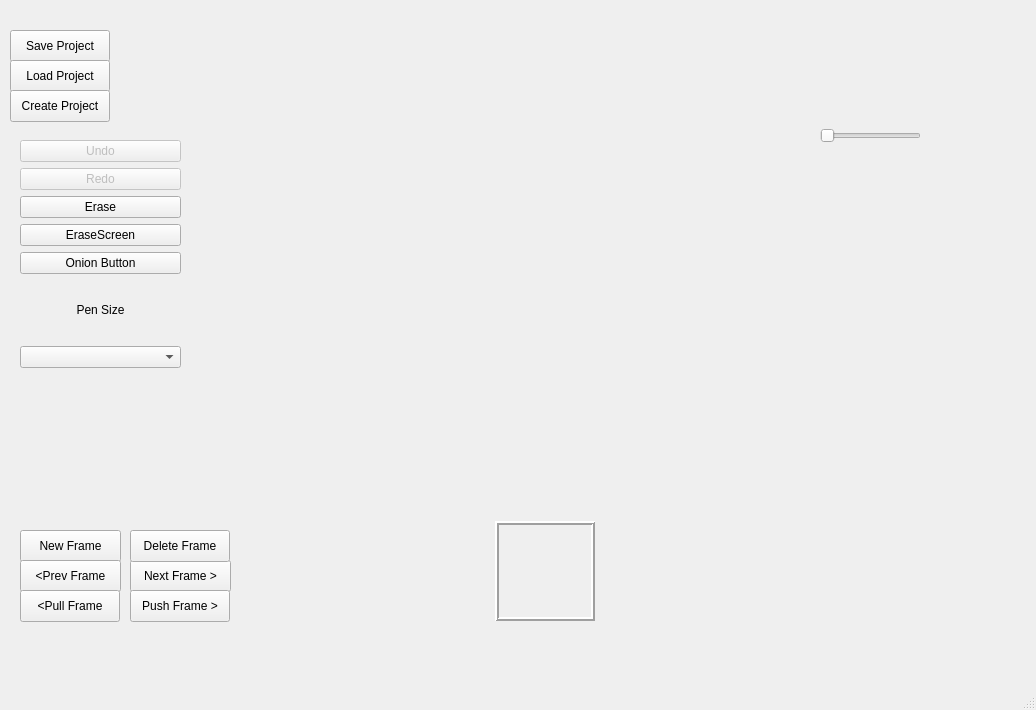
NCChacki/CS3505-Software2-SpriteEditor, file Foorge/mainwindow.ui: the form before one commit.
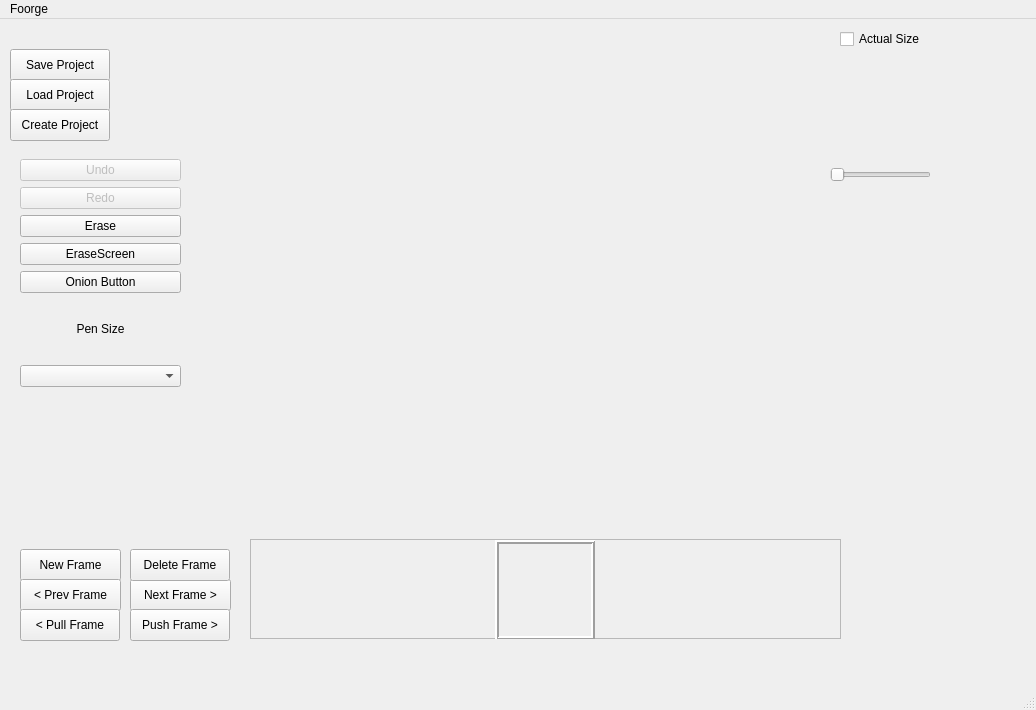
The form after the commit. Custom widgets are drawn as their Qt base class.

Commit message: implemented an "actual size" checkbox

What changed in the file:
```diff
--- a/Foorge/mainwindow.ui
+++ b/Foorge/mainwindow.ui
@@ -275,8 +275,8 @@
    <widget class="QLabel" name="previewLabel">
     <property name="geometry">
      <rect>
-      <x>820</x>
-      <y>20</y>
+      <x>830</x>
+      <y>30</y>
       <width>100</width>
       <height>100</height>
      </rect>
@@ -321,161 +321,14 @@
      </rect>
     </property>
     <property name="text">
-     <string>&lt;Prev Frame</string>
+     <string>&lt; Prev Frame</string>
     </property>
    </widget>
-   <widget class="QWidget" name="horizontalLayoutWidget">
-    <property name="geometry">
-     <rect>
-      <x>250</x>
-      <y>520</y>
-      <width>591</width>
-      <height>102</height>
-     </rect>
-    </property>
-    <layout class="QHBoxLayout" name="horizontalLayout">
-     <property name="spacing">
-      <number>0</number>
-     </property>
-     <item>
-      <widget class="QLabel" name="frameLabel1">
-       <property name="minimumSize">
-        <size>
-         <width>100</width>
-         <height>100</height>
-        </size>
-       </property>
-       <property name="maximumSize">
-        <size>
-         <width>100</width>
-         <height>100</height>
-        </size>
-       </property>
-       <property name="text">
-        <string/>
-       </property>
-      </widget>
-     </item>
-     <item>
-      <widget class="QLabel" name="frameLabel2">
-       <property name="minimumSize">
-        <size>
-         <width>100</width>
-         <height>100</height>
-        </size>
-       </property>
-       <property name="maximumSize">
-        <size>
-         <width>100</width>
-         <height>100</height>
-        </size>
-       </property>
-       <property name="text">
-        <string/>
-       </property>
-      </widget>
-     </item>
-     <item>
-      <widget class="QFrame" name="frame_2">
-       <property name="enabled">
-        <bool>true</bool>
-       </property>
-       <property name="minimumSize">
-        <size>
-         <width>100</width>
-         <height>100</height>
-        </size>
-       </property>
-       <property name="maximumSize">
-        <size>
-         <width>100</width>
-         <height>100</height>
-        </size>
-       </property>
-       <property name="frameShape">
-        <enum>QFrame::Box</enum>
-       </property>
-       <property name="frameShadow">
-        <enum>QFrame::Raised</enum>
-       </property>
-       <property name="lineWidth">
-        <number>2</number>
-       </property>
-       <widget class="QLabel" name="frameLabel3">
-        <property name="enabled">
-         <bool>true</bool>
-        </property>
-        <property name="geometry">
-         <rect>
-          <x>0</x>
-          <y>0</y>
-          <width>100</width>
-          <height>100</height>
-         </rect>
-        </property>
-        <property name="minimumSize">
-         <size>
-          <width>100</width>
-          <height>100</height>
-         </size>
-        </property>
-        <property name="maximumSize">
-         <size>
-          <width>100</width>
-          <height>100</height>
-         </size>
-        </property>
-        <property name="text">
-         <string/>
-        </property>
-       </widget>
-      </widget>
-     </item>
-     <item>
-      <widget class="QLabel" name="frameLabel4">
-       <property name="minimumSize">
-        <size>
-         <width>100</width>
-         <height>100</height>
-        </size>
-       </property>
-       <property name="maximumSize">
-        <size>
-         <width>100</width>
-         <height>100</height>
-        </size>
-       </property>
-       <property name="text">
-        <string/>
-       </property>
-      </widget>
-     </item>
-     <item>
-      <widget class="QLabel" name="frameLabel5">
-       <property name="minimumSize">
-        <size>
-         <width>100</width>
-         <height>100</height>
-        </size>
-       </property>
-       <property name="maximumSize">
-        <size>
-         <width>100</width>
-         <height>100</height>
-        </size>
-       </property>
-       <property name="text">
-        <string/>
-       </property>
-      </widget>
-     </item>
-    </layout>
-   </widget>
    <widget class="QSlider" name="frameRateSlider">
     <property name="geometry">
      <rect>
-      <x>820</x>
-      <y>120</y>
+      <x>830</x>
+      <y>140</y>
       <width>101</width>
       <height>31</height>
      </rect>
@@ -546,7 +399,7 @@
      </rect>
     </property>
     <property name="text">
-     <string>&lt;Pull Frame</string>
+     <string>&lt; Pull Frame</string>
     </property>
    </widget>
    <widget class="QWidget" name="verticalLayoutWidget_2">
@@ -618,6 +471,185 @@
      </item>
     </layout>
    </widget>
+   <widget class="QFrame" name="selectorFrame">
+    <property name="geometry">
+     <rect>
+      <x>250</x>
+      <y>520</y>
+      <width>591</width>
+      <height>100</height>
+     </rect>
+    </property>
+    <property name="frameShape">
+     <enum>QFrame::StyledPanel</enum>
+    </property>
+    <property name="frameShadow">
+     <enum>QFrame::Raised</enum>
+    </property>
+    <property name="lineWidth">
+     <number>1</number>
+    </property>
+    <widget class="QWidget" name="horizontalLayoutWidget">
+     <property name="geometry">
+      <rect>
+       <x>0</x>
+       <y>0</y>
+       <width>591</width>
+       <height>102</height>
+      </rect>
+     </property>
+     <layout class="QHBoxLayout" name="horizontalLayout">
+      <property name="spacing">
+       <number>0</number>
+      </property>
+      <item>
+       <widget class="QLabel" name="frameLabel1">
+        <property name="minimumSize">
+         <size>
+          <width>100</width>
+          <height>100</height>
+         </size>
+        </property>
+        <property name="maximumSize">
+         <size>
+          <width>100</width>
+          <height>100</height>
+         </size>
+        </property>
+        <property name="text">
+         <string/>
+        </property>
+       </widget>
+      </item>
+      <item>
+       <widget class="QLabel" name="frameLabel2">
+        <property name="minimumSize">
+         <size>
+          <width>100</width>
+          <height>100</height>
+         </size>
+        </property>
+        <property name="maximumSize">
+         <size>
+          <width>100</width>
+          <height>100</height>
+         </size>
+        </property>
+        <property name="text">
+         <string/>
+        </property>
+       </widget>
+      </item>
+      <item>
+       <widget class="QFrame" name="frame_2">
+        <property name="enabled">
+         <bool>true</bool>
+        </property>
+        <property name="minimumSize">
+         <size>
+          <width>100</width>
+          <height>100</height>
+         </size>
+        </property>
+        <property name="maximumSize">
+         <size>
+          <width>100</width>
+          <height>100</height>
+         </size>
+        </property>
+        <property name="frameShape">
+         <enum>QFrame::Box</enum>
+        </property>
+        <property name="frameShadow">
+         <enum>QFrame::Raised</enum>
+        </property>
+        <property name="lineWidth">
+         <number>2</number>
+        </property>
+        <widget class="QLabel" name="frameLabel3">
+         <property name="enabled">
+          <bool>true</bool>
+         </property>
+         <property name="geometry">
+          <rect>
+           <x>0</x>
+           <y>0</y>
+           <width>100</width>
+           <height>100</height>
+          </rect>
+         </property>
+         <property name="minimumSize">
+          <size>
+           <width>100</width>
+           <height>100</height>
+          </size>
+         </property>
+         <property name="maximumSize">
+          <size>
+           <width>100</width>
+           <height>100</height>
+          </size>
+         </property>
+         <property name="text">
+          <string/>
+         </property>
+        </widget>
+       </widget>
+      </item>
+      <item>
+       <widget class="QLabel" name="frameLabel4">
+        <property name="minimumSize">
+         <size>
+          <width>100</width>
+          <height>100</height>
+         </size>
+        </property>
+        <property name="maximumSize">
+         <size>
+          <width>100</width>
+          <height>100</height>
+         </size>
+        </property>
+        <property name="text">
+         <string/>
+        </property>
+       </widget>
+      </item>
+      <item>
+       <widget class="QLabel" name="frameLabel5">
+        <property name="minimumSize">
+         <size>
+          <width>100</width>
+          <height>100</height>
+         </size>
+        </property>
+        <property name="maximumSize">
+         <size>
+          <width>100</width>
+          <height>100</height>
+         </size>
+        </property>
+        <property name="text">
+         <string/>
+        </property>
+       </widget>
+      </item>
+     </layout>
+    </widget>
+   </widget>
+   <widget class="QCheckBox" name="actualSizePreview">
+    <property name="geometry">
+     <rect>
+      <x>840</x>
+      <y>10</y>
+      <width>91</width>
+      <height>20</height>
+     </rect>
+    </property>
+    <property name="text">
+     <string>Actual Size</string>
+    </property>
+   </widget>
   </widget>
   <widget class="QMenuBar" name="menubar">
    <property name="geometry">
@@ -628,6 +660,12 @@
      <height>22</height>
     </rect>
    </property>
+   <widget class="QMenu" name="menuFoorge">
+    <property name="title">
+     <string>Foorge</string>
+    </property>
+   </widget>
+   <addaction name="menuFoorge"/>
   </widget>
   <widget class="QStatusBar" name="statusbar"/>
  </widget>
```
The commit also changes 12 other files.
